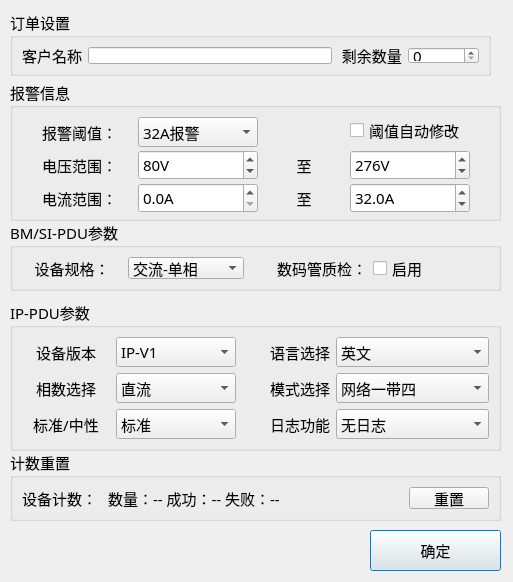
This is PDU-MonitorTest/home/home_setdlg.ui in ChinaClever/PDU-MonitorTool as Qt 5 draws it before an edit. The edited form follows.
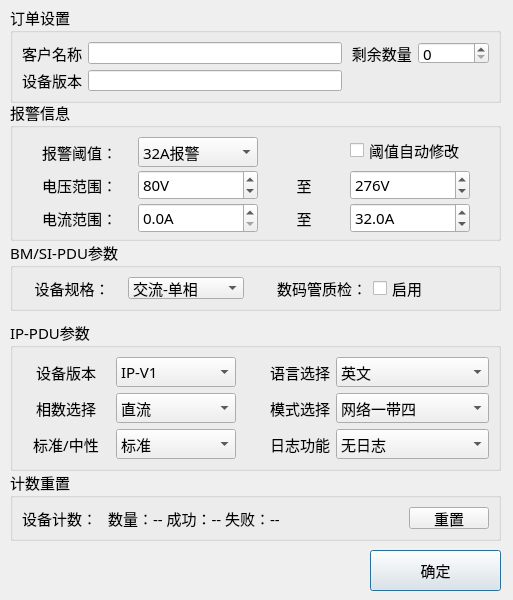
This is the edited form.

Commit message: 增加软件版本

The edit to the form file:
```diff
--- a/PDU-MonitorTest/home/home_setdlg.ui
+++ b/PDU-MonitorTest/home/home_setdlg.ui
@@ -7,7 +7,7 @@
     <x>0</x>
     <y>0</y>
     <width>513</width>
-    <height>582</height>
+    <height>600</height>
    </rect>
   </property>
   <property name="font">
@@ -23,9 +23,9 @@
    <property name="geometry">
     <rect>
      <x>10</x>
-     <y>10</y>
-     <width>481</width>
-     <height>66</height>
+     <y>5</y>
+     <width>491</width>
+     <height>98</height>
     </rect>
    </property>
    <property name="font">
@@ -83,13 +83,32 @@
       </property>
      </widget>
     </item>
+    <item row="1" column="0">
+     <widget class="QLabel" name="label_18">
+      <property name="maximumSize">
+       <size>
+        <width>70</width>
+        <height>16777215</height>
+       </size>
+      </property>
+      <property name="text">
+       <string>设备版本</string>
+      </property>
+      <property name="alignment">
+       <set>Qt::AlignCenter</set>
+      </property>
+     </widget>
+    </item>
+    <item row="1" column="1">
+     <widget class="QLineEdit" name="verEdit"/>
+    </item>
    </layout>
   </widget>
   <widget class="QGroupBox" name="groupBox_1">
    <property name="geometry">
     <rect>
      <x>10</x>
-     <y>80</y>
+     <y>100</y>
      <width>491</width>
      <height>141</height>
     </rect>
@@ -395,7 +414,7 @@
    <property name="geometry">
     <rect>
      <x>370</x>
-     <y>530</y>
+     <y>550</y>
      <width>131</width>
      <height>41</height>
     </rect>
@@ -414,7 +433,7 @@
    <property name="geometry">
     <rect>
      <x>10</x>
-     <y>450</y>
+     <y>470</y>
      <width>491</width>
      <height>71</height>
     </rect>
@@ -468,7 +487,7 @@
    <property name="geometry">
     <rect>
      <x>10</x>
-     <y>300</y>
+     <y>320</y>
      <width>491</width>
      <height>151</height>
     </rect>
@@ -684,7 +703,7 @@
    <property name="geometry">
     <rect>
      <x>10</x>
-     <y>220</y>
+     <y>240</y>
      <width>491</width>
      <height>71</height>
     </rect>
```
The commit also changes 20 other files.
